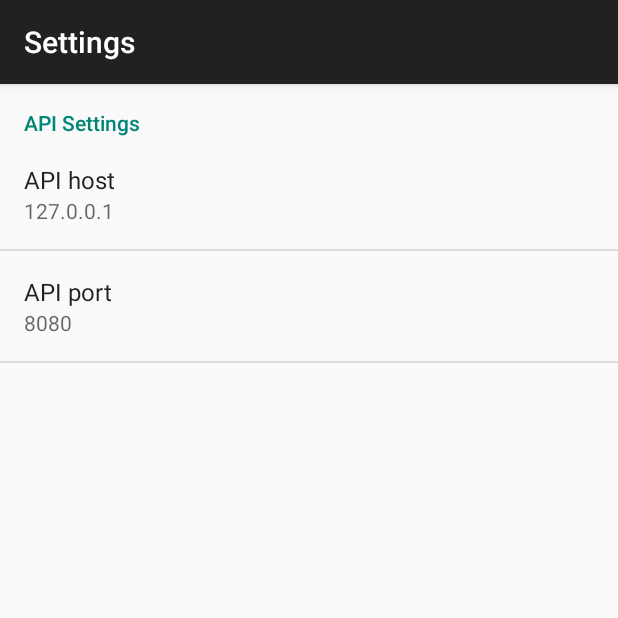
After one commit to Intrexion/IVH11A1_App, an Android app: the SettingsActivity screen opened directly, with no data from a screen before it, on a phone screen of 412 x 824 dp, the top half of it. The commit adds this screen. Run offline under Robolectric (Android 15) with nearby library versions, the phone set to English and light mode, and no system bars.

Commit message:
Settings for the API host and port

```diff
--- a/app/build.gradle
+++ b/app/build.gradle
@@ -23,4 +23,5 @@ dependencies {
     compile fileTree(dir: 'libs', include: ['*.jar'])
     compile 'com.android.support:appcompat-v7:22.0.0'
     compile 'com.loopj.android:android-async-http:1.4.5'
+    compile 'me.denley.preferenceinjector:PreferenceInjector:2.2.0'
 }
--- a/app/src/main/AndroidManifest.xml
+++ b/app/src/main/AndroidManifest.xml
@@ -24,6 +24,11 @@
                 android:name="android.support.PARENT_ACTIVITY"
                 android:value=".RestaurantActivity" />
         </activity>
+
+        <activity
+            android:name=".SettingsActivity"
+            android:label="@string/settings" />
+
     </application>
 
 </manifest>
--- /dev/null
+++ b/app/src/main/java/edu/avans/hartigehap/a1/EditTextIntegerPreference.java
@@ -0,0 +1,29 @@
+package edu.avans.hartigehap.a1;
+
+import android.content.Context;
+import android.preference.EditTextPreference;
+import android.util.AttributeSet;
+
+public class EditTextIntegerPreference extends EditTextPreference {
+    public EditTextIntegerPreference(Context context) {
+        super(context);
+    }
+
+    public EditTextIntegerPreference(Context context, AttributeSet attrs) {
+        super(context, attrs);
+    }
+
+    public EditTextIntegerPreference(Context context, AttributeSet attrs, int defStyle) {
+        super(context, attrs, defStyle);
+    }
+
+    @Override
+    protected String getPersistedString(String defaultReturnValue) {
+        return String.valueOf(getPersistedInt(-1));
+    }
+
+    @Override
+    protected boolean persistString(String value) {
+        return persistInt(Integer.valueOf(value));
+    }
+}
--- /dev/null
+++ b/app/src/main/java/edu/avans/hartigehap/a1/SettingsActivity.java
@@ -0,0 +1,18 @@
+package edu.avans.hartigehap.a1;
+
+import android.os.Bundle;
+import android.preference.PreferenceManager;
+import android.support.v7.app.ActionBarActivity;
+
+/**
+ * Activity to show the preferences using a fragment.
+ */
+public class SettingsActivity extends ActionBarActivity {
+
+    @Override
+    protected void onCreate(Bundle savedInstanceState) {
+        super.onCreate(savedInstanceState);
+        getFragmentManager().beginTransaction().replace(android.R.id.content, new SettingsFragment()).commit();
+        PreferenceManager.setDefaultValues(this, R.xml.settings, false);
+    }
+}
--- /dev/null
+++ b/app/src/main/java/edu/avans/hartigehap/a1/SettingsFragment.java
@@ -0,0 +1,61 @@
+package edu.avans.hartigehap.a1;
+
+import android.content.Context;
+import android.content.SharedPreferences;
+import android.os.Bundle;
+import android.preference.EditTextPreference;
+import android.preference.ListPreference;
+import android.preference.Preference;
+import android.preference.PreferenceFragment;
+import android.widget.EditText;
+import android.widget.Toast;
+
+/**
+ * Fragment containing the preferences.
+ */
+public class SettingsFragment extends PreferenceFragment {
+    EditTextPreference prefApiHost;
+    EditTextIntegerPreference prefApiPort;
+
+    @Override
+    public void onCreate(Bundle savedInstanceState) {
+        super.onCreate(savedInstanceState);
+        addPreferencesFromResource(R.xml.settings);
+
+        prefApiHost = (EditTextPreference) findPreference("pref_api_host");
+        prefApiHost.setOnPreferenceChangeListener(changeListenerHost);
+        prefApiHost.setSummary(prefApiHost.getText());
+
+        prefApiPort = (EditTextIntegerPreference) findPreference("pref_api_port");
+        prefApiPort.setOnPreferenceChangeListener(changeListenerPort);
+        prefApiPort.setSummary(prefApiPort.getText());
+    }
+
+    private final Preference.OnPreferenceChangeListener changeListenerHost = new Preference.OnPreferenceChangeListener() {
+        public boolean onPreferenceChange(Preference preference, Object newValue) {
+            String host = (String) newValue;
+
+            if (Util.isValidHost(host)) {
+                prefApiHost.setSummary(host);
+                return true;
+            } else {
+                Toast.makeText(getActivity(), R.string.settings_api_host_invalid, Toast.LENGTH_SHORT).show();
+                return false;
+            }
+        }
+    };
+
+    private final Preference.OnPreferenceChangeListener changeListenerPort = new Preference.OnPreferenceChangeListener() {
+        public boolean onPreferenceChange(Preference preference, Object newValue) {
+            int port = Integer.parseInt((String) newValue);
+
+            if (Util.isValidPort(port)) {
+                prefApiPort.setSummary(String.valueOf(port));
+                return true;
+            } else {
+                Toast.makeText(getActivity(), R.string.settings_api_port_invalid, Toast.LENGTH_SHORT).show();
+                return false;
+            }
+        }
+    };
+}
--- a/app/src/main/java/edu/avans/hartigehap/a1/Util.java
+++ b/app/src/main/java/edu/avans/hartigehap/a1/Util.java
@@ -26,4 +26,8 @@ public class Util {
     public static boolean isEmpty(EditText editText) {
         return editText.getText().toString().trim().length() == 0;
     }
+
+    public static boolean isValidPort(int port) {
+        return (port >= 0 && port <= 65535);
+    }
 }
--- a/app/src/main/res/menu/menu_main.xml
+++ b/app/src/main/res/menu/menu_main.xml
@@ -2,6 +2,6 @@
     xmlns:app="http://schemas.android.com/apk/res-auto"
     xmlns:tools="http://schemas.android.com/tools"
     tools:context="edu.avans.hartigehap.a1.RestaurantActivity">
-    <item android:id="@+id/action_settings" android:title="@string/action_settings"
+    <item android:id="@+id/action_settings" android:title="@string/settings"
         android:orderInCategory="100" app:showAsAction="never" />
 </menu>
--- a/app/src/main/res/values/strings.xml
+++ b/app/src/main/res/values/strings.xml
@@ -4,7 +4,8 @@
     <string name="ok" tools:translatable="false">@android:string/ok</string>
     <string name="cancel" tools:translatable="false">@android:string/cancel</string>
     <string name="submit">Submit</string>
-    <string name="action_settings">Settings</string>
+    <string name="form_error_empty">May not be empty</string>
+    <string name="form_error_invalid">Invalid value</string>
 
     <!-- Restaurant -->
     <string name="restaurants_select">Select your desired restaurant</string>
@@ -26,4 +27,14 @@
     <!-- Timepicker dialog -->
     <string name="timepicker_title">Start and end time</string>
     <string name="until">until</string>
+
+    <!-- Settings -->
+    <string name="settings">Settings</string>
+    <string name="settings_api">API Settings</string>
+
+    <string name="settings_api_host">API host</string>
+    <string name="settings_api_host_invalid">This is not a valid host, enter either a domain or an ip-address</string>
+
+    <string name="settings_api_port">API port</string>
+    <string name="settings_api_port_invalid">This is not a valid port number</string>
 </resources>
--- /dev/null
+++ b/app/src/main/res/xml/settings.xml
@@ -0,0 +1,18 @@
+<?xml version="1.0" encoding="utf-8"?>
+<PreferenceScreen xmlns:android="http://schemas.android.com/apk/res/android">
+    <PreferenceCategory android:title="@string/settings_api">
+        <EditTextPreference
+            android:key="pref_api_host"
+            android:title="@string/settings_api_host"
+            android:defaultValue="127.0.0.1"
+            android:inputType="textUri" />
+
+        <edu.avans.hartigehap.a1.EditTextIntegerPreference
+            android:key="pref_api_port"
+            android:title="@string/settings_api_port"
+            android:defaultValue="8080"
+            android:inputType="numberSigned"
+            android:maxLength="5" />
+
+    </PreferenceCategory>
+</PreferenceScreen>
```
Also changed, not shown: app/src/main/java/edu/avans/hartigehap/a1/RestaurantActivity.java (+8 -5 lines), app/src/main/java/edu/avans/hartigehap/a1/RestaurantFragment.java (+35 -2 lines), app/src/main/java/edu/avans/hartigehap/a1/api/RestClient.java (+11 -4 lines), 1 other file.
